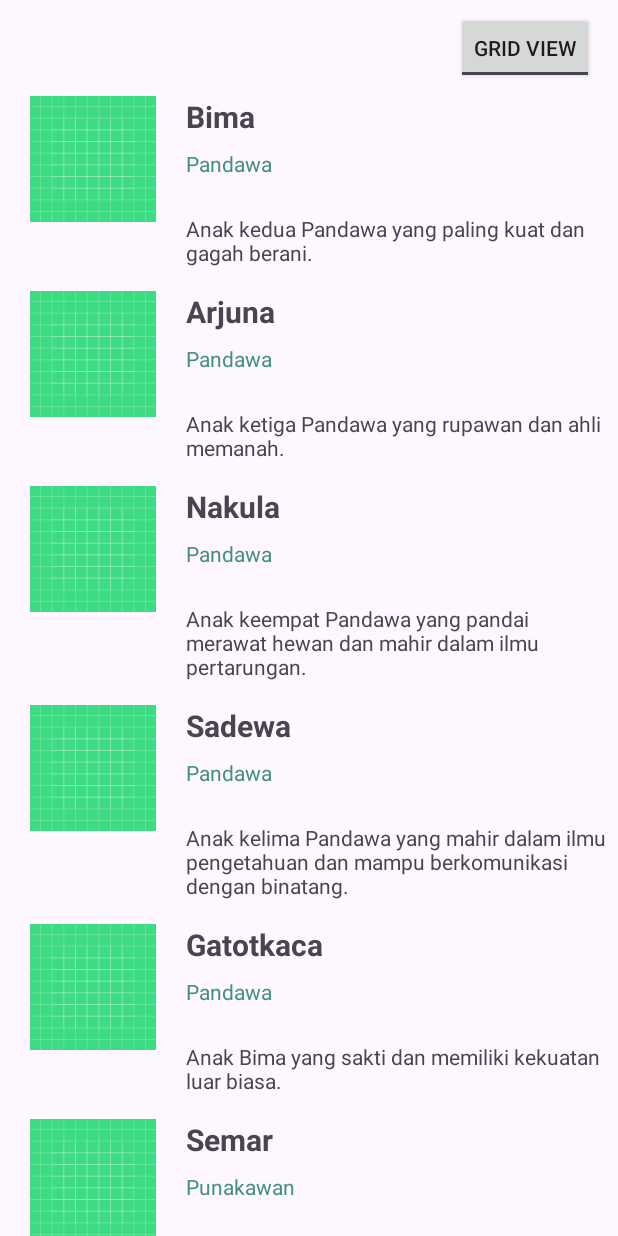
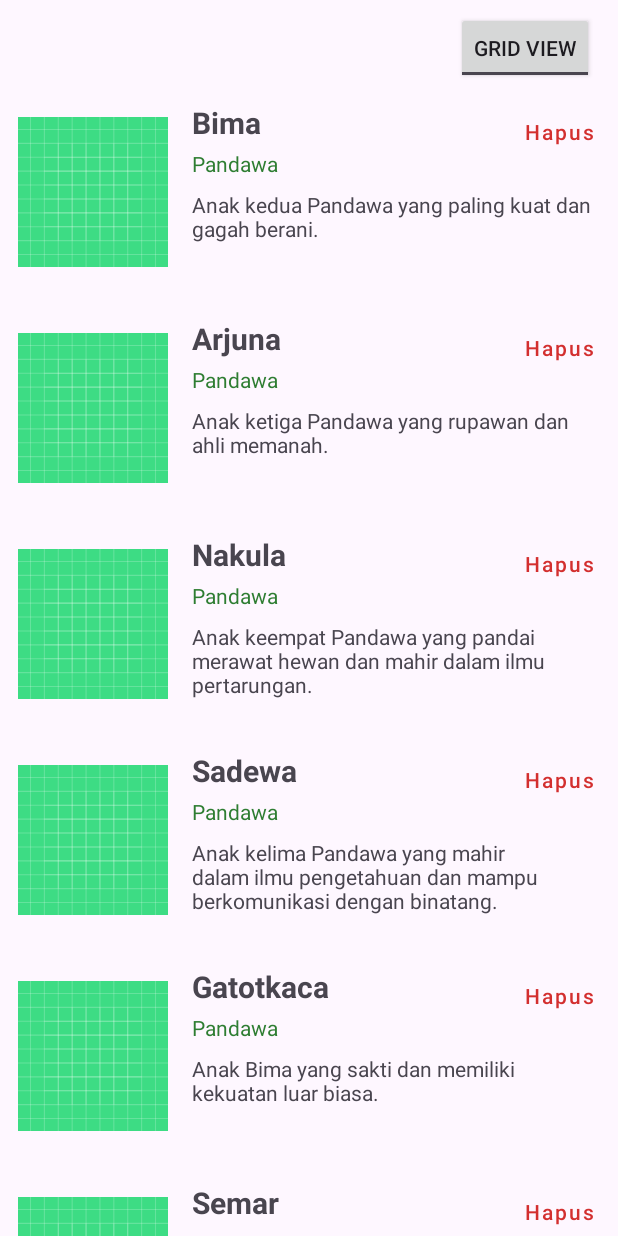
Before and after one commit to axelantonia/RecyclerView, an Android app: the screen it shows after launch (MainActivity), on a phone screen of 412 x 824 dp. Run offline under Robolectric (Android 15) with nearby library versions, the phone set to English and light mode, and no system bars.

Commit message:
feat: add delete item with animation

```diff
--- a/app/src/main/java/com/example/recyclerview/AdapterRecView.kt
+++ b/app/src/main/java/com/example/recyclerview/AdapterRecView.kt
@@ -14,6 +14,7 @@ class AdapterRecView(private val listWayang: ArrayList<dcWayang>) :
 
     interface OnItemClickCallback {
         fun onItemClicked(data: dcWayang)
+        fun delData(pos: Int)
     }
 
     fun setOnItemClickCallback(onItemClickCallback: OnItemClickCallback) {
@@ -80,6 +81,13 @@ class AdapterRecView(private val listWayang: ArrayList<dcWayang>) :
                 onItemClickCallback.onItemClicked(wayang)
             }
         }
+
+        holder.binding.btnHapus.setOnClickListener {
+            val currentPosition = holder.bindingAdapterPosition
+            if (currentPosition != RecyclerView.NO_POSITION && ::onItemClickCallback.isInitialized) {
+                onItemClickCallback.delData(currentPosition)
+            }
+        }
     }
 
 
--- a/app/src/main/java/com/example/recyclerview/MainActivity.kt
+++ b/app/src/main/java/com/example/recyclerview/MainActivity.kt
@@ -2,11 +2,13 @@ package com.example.recyclerview
 
 import android.content.Intent
 import android.os.Bundle
+import android.widget.Toast
 import androidx.activity.enableEdgeToEdge
+import androidx.appcompat.app.AlertDialog
 import androidx.appcompat.app.AppCompatActivity
 import androidx.core.view.ViewCompat
 import androidx.core.view.WindowInsetsCompat
-import androidx.recyclerview.widget.GridLayoutManager
+import androidx.recyclerview.widget.DefaultItemAnimator
 import androidx.recyclerview.widget.LinearLayoutManager
 import androidx.recyclerview.widget.StaggeredGridLayoutManager
 import com.example.recyclerview.databinding.ActivityMainBinding
@@ -14,7 +16,7 @@ import com.example.recyclerview.databinding.ActivityMainBinding
 class MainActivity : AppCompatActivity() {
 
     private lateinit var binding: ActivityMainBinding
-    private val _arWayang = ArrayList< dcWayang>()
+    private val _arWayang = ArrayList<dcWayang>()
 
     private var _nama: Array<String> = arrayOf()
     private var _karakter: Array<String> = arrayOf()
@@ -24,15 +26,15 @@ class MainActivity : AppCompatActivity() {
     override fun onCreate(savedInstanceState: Bundle?) {
         super.onCreate(savedInstanceState)
         enableEdgeToEdge()
-        setContentView(R.layout.activity_main)
-        ViewCompat.setOnApplyWindowInsetsListener(findViewById(R.id.main)) { v, insets ->
+
+        binding = ActivityMainBinding.inflate(layoutInflater)
+        setContentView(binding.root)
+
+        ViewCompat.setOnApplyWindowInsetsListener(binding.main) { v, insets ->
             val systemBars = insets.getInsets(WindowInsetsCompat.Type.systemBars())
             v.setPadding(systemBars.left, systemBars.top, systemBars.right, systemBars.bottom)
             insets
         }
-
-        binding = ActivityMainBinding.inflate(layoutInflater)
-        setContentView(binding.root)
 
         siapkanData()
         tambahData()
@@ -73,6 +75,10 @@ class MainActivity : AppCompatActivity() {
             binding.rvWayang.layoutManager = LinearLayoutManager(this)
         }
 
+        binding.rvWayang.itemAnimator = DefaultItemAnimator().apply {
+            removeDuration = 400L
+        }
+
         val adapterWayang = AdapterRecView(_arWayang)
         adapterWayang.setOnItemClickCallback(object : AdapterRecView.OnItemClickCallback {
             override fun onItemClicked(data: dcWayang) {
@@ -84,6 +90,25 @@ class MainActivity : AppCompatActivity() {
                 }
                 startActivity(intent)
             }
+
+            override fun delData(pos: Int) {
+                val item = _arWayang[pos]
+                AlertDialog.Builder(this@MainActivity)
+                    .setTitle("Konfirmasi HAPUS DATA")
+                    .setMessage("Apakah Benar Data ${item.nama} akan dihapus ? ")
+                    .setPositiveButton("Hapus") { _, _ ->
+                        _arWayang.removeAt(pos)
+                        adapterWayang.notifyItemRemoved(pos)
+                        adapterWayang.notifyItemRangeChanged(pos, _arWayang.size - pos)
+                        Toast.makeText(
+                            this@MainActivity,
+                            "${item.nama} berhasil dihapus",
+                            Toast.LENGTH_SHORT
+                        ).show()
+                    }
+                    .setNegativeButton("Batal", null)
+                    .show()
+            }
         })
 
         binding.rvWayang.adapter = adapterWayang
--- a/app/src/main/res/layout/item_recycler.xml
+++ b/app/src/main/res/layout/item_recycler.xml
@@ -1,54 +1,71 @@
 <?xml version="1.0" encoding="utf-8"?>
-<androidx.constraintlayout.widget.ConstraintLayout
-    xmlns:android="http://schemas.android.com/apk/res/android"
+<androidx.constraintlayout.widget.ConstraintLayout xmlns:android="http://schemas.android.com/apk/res/android"
     xmlns:app="http://schemas.android.com/apk/res-auto"
     xmlns:tools="http://schemas.android.com/tools"
     android:layout_width="match_parent"
     android:layout_height="wrap_content"
-    android:padding="8dp">
+    android:padding="12dp">
 
     <ImageView
         android:id="@+id/gambarWayang"
-        android:layout_width="108dp"
-        android:layout_height="84dp"
+        android:layout_width="100dp"
+        android:layout_height="120dp"
         android:scaleType="fitCenter"
+        app:layout_constraintBottom_toBottomOf="parent"
         app:layout_constraintStart_toStartOf="parent"
         app:layout_constraintTop_toTopOf="parent"
-        tools:src="@android:drawable/sym_def_app_icon" />
+        tools:srcCompat="@tools:sample/avatars" />
 
     <TextView
         android:id="@+id/namaWayang"
         android:layout_width="0dp"
         android:layout_height="wrap_content"
-        android:layout_marginStart="8dp"
+        android:layout_marginStart="16dp"
+        android:layout_marginEnd="8dp"
+        android:text="Nama Wayang"
         android:textSize="20sp"
         android:textStyle="bold"
-        app:layout_constraintStart_toEndOf="@id/gambarWayang"
+        app:layout_constraintEnd_toStartOf="@+id/btnHapus"
+        app:layout_constraintStart_toEndOf="@+id/gambarWayang"
+        app:layout_constraintTop_toTopOf="@+id/gambarWayang" />
+
+    <Button
+        android:id="@+id/btnHapus"
+        style="@style/Widget.MaterialComponents.Button.TextButton"
+        android:layout_width="wrap_content"
+        android:layout_height="wrap_content"
+        android:minWidth="0dp"
+        android:minHeight="0dp"
+        android:padding="4dp"
+        android:text="Hapus"
+        android:textAllCaps="false"
+        android:textColor="#D32F2F"
         app:layout_constraintEnd_toEndOf="parent"
-        app:layout_constraintTop_toTopOf="parent"
-        tools:text="namaWayang" />
+        app:layout_constraintTop_toTopOf="@+id/namaWayang" />
 
     <TextView
         android:id="@+id/karakterWayang"
         android:layout_width="0dp"
         android:layout_height="wrap_content"
-        android:layout_marginTop="8dp"
-        android:textColor="#438F85"
+        android:layout_marginTop="4dp"
+        android:text="Karakter Wayang"
+        android:textColor="#2E7D32"
         android:textSize="14sp"
-        app:layout_constraintStart_toStartOf="@id/namaWayang"
         app:layout_constraintEnd_toEndOf="parent"
-        app:layout_constraintTop_toBottomOf="@id/namaWayang"
-        tools:text="karakterWayang" />
+        app:layout_constraintStart_toStartOf="@+id/namaWayang"
+        app:layout_constraintTop_toBottomOf="@+id/namaWayang" />
 
     <TextView
         android:id="@+id/deskripsiWayang"
         android:layout_width="0dp"
         android:layout_height="wrap_content"
-        android:layout_marginTop="24dp"
+        android:layout_marginTop="8dp"
+        android:ellipsize="end"
+        android:maxLines="3"
+        android:text="Deskripsi Wayang"
         android:textSize="14sp"
-        app:layout_constraintStart_toStartOf="@id/namaWayang"
         app:layout_constraintEnd_toEndOf="parent"
-        app:layout_constraintTop_toBottomOf="@id/karakterWayang"
-        tools:text="deskripsiWayang" />
+        app:layout_constraintStart_toStartOf="@+id/namaWayang"
+        app:layout_constraintTop_toBottomOf="@+id/karakterWayang" />
 
 </androidx.constraintlayout.widget.ConstraintLayout>
```
